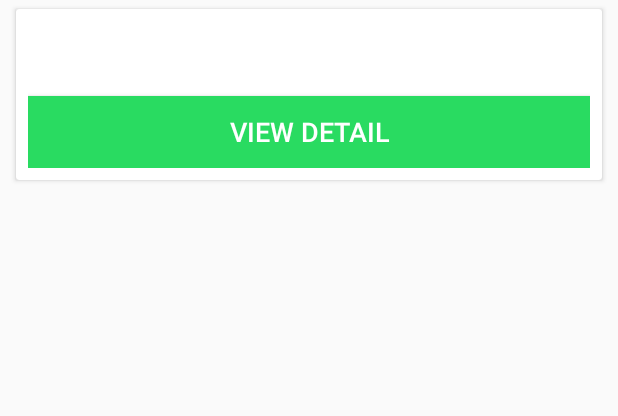
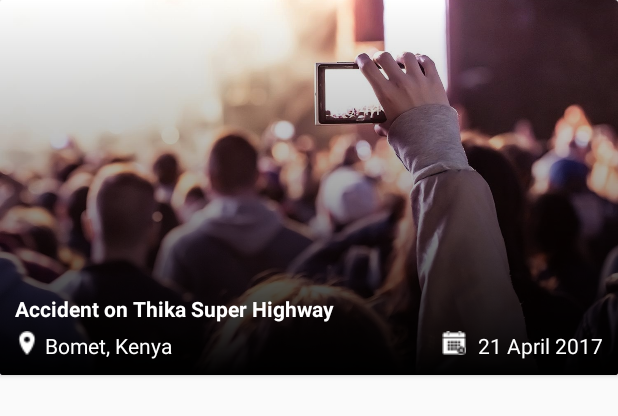
Before and after one commit to CodeForAfrica/CitizenReporter.Android, an Android app: the layout item_assignments.xml on its own in the app's theme, with its tools: preview values and no code run, on a phone screen of 412 x 824 dp. Shown: the top 416 px of the screen. Run offline under Robolectric (Android 15) with nearby library versions, the light colour scheme and no system bars.

Commit message:
fixed assignments page

```diff
--- a/app/src/main/java/org/codeforafrica/citizenreporterandroid/data/models/Assignment.java
+++ b/app/src/main/java/org/codeforafrica/citizenreporterandroid/data/models/Assignment.java
@@ -12,7 +12,7 @@ public class Assignment {
   @SerializedName("required_media") @Expose private String requiredMedia;
   @SerializedName("featured_image") @Expose private String featuredImage;
   @SerializedName("number_of_responses") @Expose private int numberOfResponses;
-  @SerializedName("deadline") @Expose private String deadline;
+  @SerializedName("deadline") @Expose private Date deadline;
   @SerializedName("author") @Expose private String author;
   @SerializedName("assignment_location") @Expose private String assignmentLocation;
 
@@ -64,11 +64,11 @@ public class Assignment {
     this.numberOfResponses = numberOfResponses;
   }
 
-  public String getDeadline() {
+  public Date getDeadline() {
     return deadline;
   }
 
-  public void setDeadline(String deadline) {
+  public void setDeadline(Date deadline) {
     this.deadline = deadline;
   }
 
--- a/app/src/main/java/org/codeforafrica/citizenreporterandroid/data/sources/LocalDataHelper.java
+++ b/app/src/main/java/org/codeforafrica/citizenreporterandroid/data/sources/LocalDataHelper.java
@@ -112,8 +112,6 @@ public class LocalDataHelper extends SQLiteOpenHelper {
             cursor.getInt(cursor.getColumnIndex(Constants.KEY_ASSIGNMENT_RESPONSES)));
         assignment.setAuthor(
             cursor.getString(cursor.getColumnIndex(Constants.KEY_ASSIGNMENT_AUTHOR)));
-        assignment.setDeadline(
-            cursor.getString(cursor.getColumnIndex(Constants.KEY_ASSIGNMENT_DEADLINE)));
         assignment.setAssignmentLocation(
             cursor.getString(cursor.getColumnIndex(Constants.KEY_ASSIGNMENT_LOCATION)));
 
@@ -131,7 +129,7 @@ public class LocalDataHelper extends SQLiteOpenHelper {
     values.put(Constants.KEY_ASSIGNMENT_MEDIA, assignment.getRequiredMedia());
     values.put(Constants.KEY_ASSIGNMENT_RESPONSES, assignment.getNumberOfResponses());
     values.put(Constants.KEY_ASSIGNMENT_AUTHOR, assignment.getAuthor());
-    values.put(Constants.KEY_ASSIGNMENT_DEADLINE, assignment.getDeadline());
+    values.put(Constants.KEY_ASSIGNMENT_DEADLINE, assignment.getDeadline().toString());
     values.put(Constants.KEY_ASSIGNMENT_LOCATION, assignment.getAssignmentLocation());
     values.put(Constants.KEY_ASSIGNMENT_UPDATED, java.lang.System.currentTimeMillis());
 
@@ -176,8 +174,6 @@ public class LocalDataHelper extends SQLiteOpenHelper {
     assignment.setNumberOfResponses(
         cursor.getInt(cursor.getColumnIndex(Constants.KEY_ASSIGNMENT_RESPONSES)));
     assignment.setAuthor(cursor.getString(cursor.getColumnIndex(Constants.KEY_ASSIGNMENT_AUTHOR)));
-    assignment.setDeadline(
-        cursor.getString(cursor.getColumnIndex(Constants.KEY_ASSIGNMENT_DEADLINE)));
     assignment.setAssignmentLocation(
         cursor.getString(cursor.getColumnIndex(Constants.KEY_ASSIGNMENT_LOCATION)));
 
--- a/app/src/main/java/org/codeforafrica/citizenreporterandroid/utils/TimeUtils.java
+++ b/app/src/main/java/org/codeforafrica/citizenreporterandroid/utils/TimeUtils.java
@@ -12,4 +12,9 @@ public class TimeUtils {
     SimpleDateFormat dateFormat = new SimpleDateFormat("EEE d MMMM yyyy");
     return dateFormat.format(date);
   }
+
+  public static String getShortDateFormat(Date date) {
+    SimpleDateFormat dateFormat = new SimpleDateFormat("d MMM yyyy");
+    return dateFormat.format(date);
+  }
 }
--- /dev/null
+++ b/app/src/main/res/drawable/gradient_bg.xml
@@ -0,0 +1,7 @@
+<shape xmlns:android="http://schemas.android.com/apk/res/android">
+  <gradient
+      android:angle="90"
+      android:centerColor="#59000000"
+      android:endColor="@android:color/transparent"
+      android:startColor="#000000"/>
+</shape>
--- a/app/src/main/res/layout/activity_storyboard.xml
+++ b/app/src/main/res/layout/activity_storyboard.xml
@@ -86,11 +86,11 @@
             app:layout_constraintLeft_toLeftOf="parent"
             app:layout_constraintTop_toTopOf="parent"
             />
-        <view
+        <View
             android:layout_weight="0.2"
             android:layout_width="0dp"
             android:layout_height="match_parent"
-            android:alpha="0"></view>
+            android:alpha="0"></View>
 
         <Button
             android:id="@+id/storybaord_date"
--- a/app/src/main/res/layout/item_assignments.xml
+++ b/app/src/main/res/layout/item_assignments.xml
@@ -1,80 +1,87 @@
 <android.support.v7.widget.CardView
     xmlns:android="http://schemas.android.com/apk/res/android"
     xmlns:card_view="http://schemas.android.com/apk/res-auto"
+    android:id="@+id/assignment_card"
     android:layout_width="match_parent"
-
-    android:layout_height="wrap_content"
-    android:layout_marginRight="8dp"
-    android:layout_marginLeft="8dp"
-    android:layout_marginTop="2dp"
-    android:layout_marginBottom="2dp"
-    card_view:cardUseCompatPadding="true">
-
-    <LinearLayout
-        android:layout_width="match_parent"
-        android:layout_height="match_parent"
-        android:orientation="vertical"
-        android:paddingBottom="8dp"
-        android:paddingLeft="8dp"
-        android:paddingRight="8dp"
-        android:paddingTop="8dp">
+    android:layout_height="250dp"
+    android:layout_marginBottom="0dp"
+    android:layout_marginLeft="0dp"
+    android:layout_marginRight="0dp"
+    android:layout_marginTop="0dp"
+    android:background="@color/blue"
+    card_view:cardPreventCornerOverlap="false">
 
   <ImageView
       android:id="@+id/assignment_image"
+      android:layout_width="match_parent"
+      android:layout_height="match_parent"
+      android:scaleType="centerCrop"
+      android:src="@drawable/intro_bg" />
+
+  <FrameLayout
+      android:layout_width="match_parent"
+      android:layout_height="match_parent"
+      android:background="@drawable/gradient_bg" >
+    <LinearLayout
+        android:layout_gravity="bottom"
+        android:orientation="vertical"
+        android:paddingLeft="10dp"
+        android:paddingRight="10dp"
+        android:paddingBottom="10dp"
+        android:layout_width="match_parent"
+        android:layout_height="wrap_content">
+      <TextView
+          android:id="@+id/assignment_title"
           android:layout_width="wrap_content"
           android:layout_height="wrap_content"
-            android:layout_gravity="center_vertical"
-            />
+          android:layout_marginBottom="5dp"
+          android:textColor="#ffffff"
+          android:textStyle="bold"
+          android:text="Accident on Thika Super Highway"/>
+      <RelativeLayout
+          android:layout_width="match_parent"
+          android:orientation="horizontal"
+          android:layout_height="wrap_content">
+        <LinearLayout
+            android:layout_width="wrap_content"
+            android:orientation="horizontal"
+            android:layout_alignParentLeft="true"
+            android:layout_height="wrap_content">
+          <ImageView
+              android:layout_width="wrap_content"
+              android:layout_height="wrap_content"
+              android:layout_marginRight="4dp"
+              android:src="@drawable/ic_location_pin_16"/>
 
           <TextView
-            android:id="@+id/assignment_title"
-            android:layout_width="match_parent"
-            android:layout_height="match_parent"
-            android:textSize="18sp"
-            >
+              android:id="@+id/assignment_location"
+              android:layout_width="wrap_content"
+              android:layout_height="wrap_content"
+              android:textColor="#ffffff"
+              android:text="Bomet, Kenya"/>
+        </LinearLayout>
 
-            </TextView>
-
-        <RelativeLayout
-            android:layout_width="match_parent"
+        <LinearLayout
+            android:layout_alignParentRight="true"
+            android:orientation="horizontal"
+            android:layout_width="wrap_content"
+            android:layout_height="wrap_content">
+          <ImageView
+              android:layout_width="wrap_content"
               android:layout_height="wrap_content"
-            android:orientation="horizontal"
-            android:id="@+id/rel_layout">
+              android:layout_marginRight="8dp"
+              android:src="@drawable/ic_calendar_deadline_16"/>
 
           <TextView
               android:id="@+id/assignment_deadline"
               android:layout_width="wrap_content"
               android:layout_height="wrap_content"
-                android:layout_gravity="center_vertical"
-                android:textSize="9sp" />
-            <TextView
-                android:layout_width="wrap_content"
-                android:layout_height="wrap_content"
-                android:id="@+id/assignment_location"
-                android:layout_below="@id/assignment_deadline"
-                android:textSize="9sp"/>
-
-            <TextView
-                android:layout_width="wrap_content"
-                android:layout_height="wrap_content"
-                android:id="@+id/assignment_author"
-                android:layout_alignParentRight="true"
-                android:textSize="9sp"/>
+              android:textColor="#ffffff"
+              android:text="21 April 2017"/>
+        </LinearLayout>
 
       </RelativeLayout>
-
-        <Button
-            android:layout_width="match_parent"
-            android:layout_height="match_parent"
-            android:id="@+id/assignment_details"
-            android:text="@string/view_assignment_detail"
-            android:textSize="18sp"
-            android:textColor="#ffffff"
-            android:background="#29db61" />
-
-
     </LinearLayout>
-
-
+  </FrameLayout>
 
 </android.support.v7.widget.CardView>
```
Also changed, not shown: app/src/main/java/org/codeforafrica/citizenreporterandroid/adapter/AssignmentsAdapter.java (+6 -5 lines), app/src/main/java/org/codeforafrica/citizenreporterandroid/storyboard/BottomNavigationViewHelper.java (added, +35 -0 lines), app/src/main/java/org/codeforafrica/citizenreporterandroid/storyboard/Storyboard.java (+29 -2 lines), app/src/main/java/org/codeforafrica/citizenreporterandroid/ui/assignments/AssignmentsFragmentPresenter.java (+10 -4 lines), app/src/main/res/drawable/ic_calendar_deadline_16.png (added), app/src/main/res/drawable/ic_location_pin_16.png (added), app/src/main/res/drawable/intro_bg.jpg (added). Lines whose indentation alone changed are shown as unchanged.
